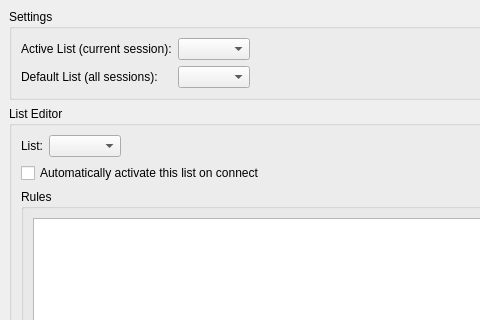
KDE/kopete, file protocols/jabber/ui/privacy.ui: the form before one commit; both pictures show x 0 to 480 and y 0 to 320 of the 732 by 572 pixel window.
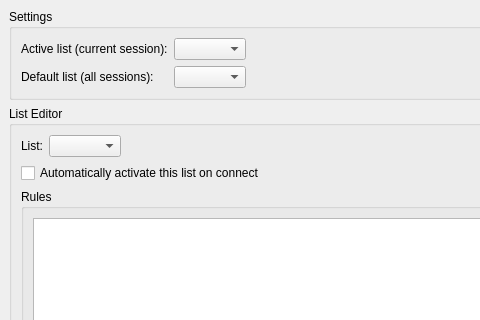
The form after the commit. Custom widgets are drawn as their Qt base class.

```diff
--- a/protocols/jabber/ui/privacy.ui
+++ b/protocols/jabber/ui/privacy.ui
@@ -86,14 +86,14 @@
       <item row="1" column="0" >
        <widget class="QLabel" name="label_2" >
         <property name="text" >
-         <string>Default List (all sessions):</string>
+         <string>Default list (all sessions):</string>
         </property>
        </widget>
       </item>
       <item row="0" column="0" >
        <widget class="QLabel" name="label" >
         <property name="text" >
-         <string>Active List (current session):</string>
+         <string>Active list (current session):</string>
         </property>
        </widget>
       </item>
```
